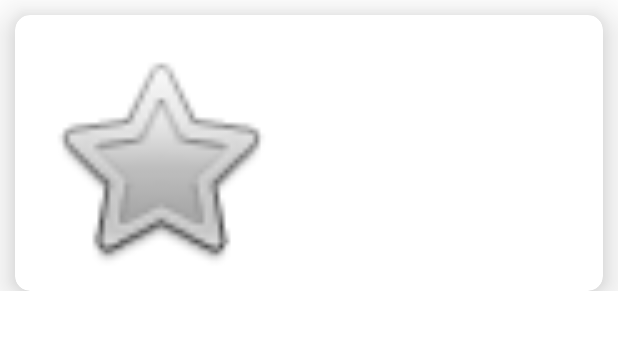
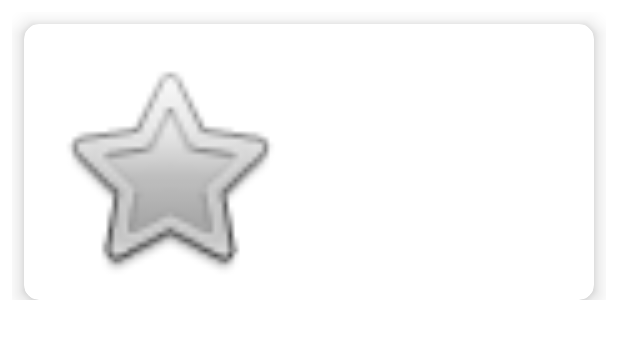
Before and after one commit to alvarodaniel294/AndroidTraining, an Android app: the layout pokemon_container.xml on its own in the app's theme, with its tools: preview values and no code run, on a phone screen of 412 x 824 dp. Shown: the top 339 px of the screen. Run offline under Robolectric (Android 15) with nearby library versions, the phone set to English and light mode, and no system bars.

Commit message:
cardview styled more

```diff
--- a/EmptyApplication/app/src/main/res/layout/pokemon_container.xml
+++ b/EmptyApplication/app/src/main/res/layout/pokemon_container.xml
@@ -3,17 +3,19 @@
     xmlns:app="http://schemas.android.com/apk/res-auto"
     xmlns:tools="http://schemas.android.com/tools"
     android:layout_width="match_parent"
-    android:layout_height="wrap_content">
+    android:layout_height="wrap_content"
+    android:padding="8dp">
 
     <com.google.android.material.card.MaterialCardView
         android:id="@+id/cardView"
         android:layout_width="0dp"
         android:layout_height="wrap_content"
-        android:layout_marginStart="10dp"
-        android:layout_marginTop="10dp"
-        android:layout_marginEnd="10dp"
+        android:layout_marginStart="8dp"
+        android:layout_marginTop="8dp"
+        android:layout_marginEnd="8dp"
+        android:layout_marginBottom="8dp"
         app:cardCornerRadius="10dp"
-        app:cardElevation="16dp"
+        app:cardElevation="8dp"
         app:layout_constraintEnd_toEndOf="parent"
         app:layout_constraintStart_toStartOf="parent"
         app:layout_constraintTop_toTopOf="parent"
```
